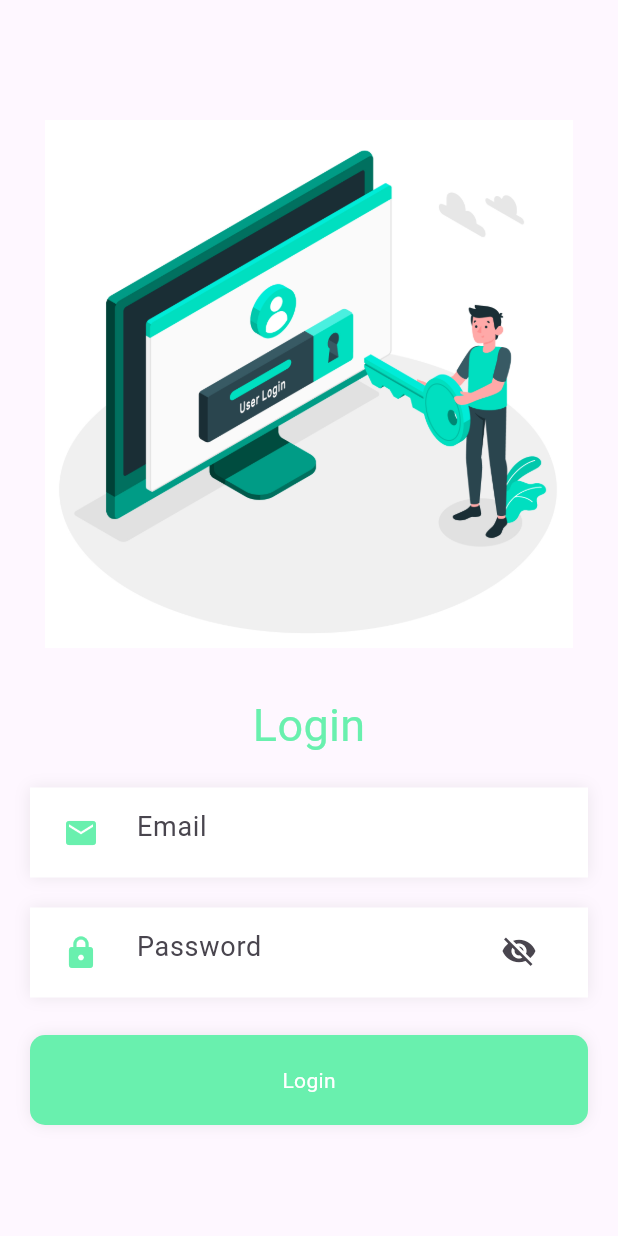
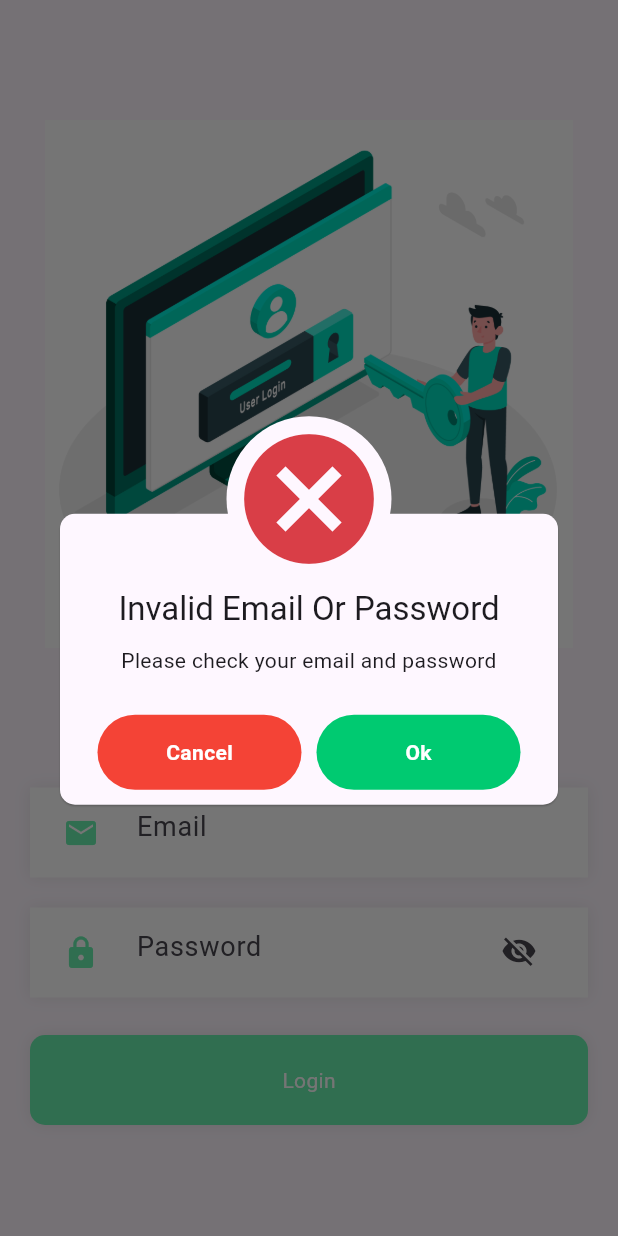
Before and after one commit to sachira-madhushan/DEV-DOT-IT-Academy-Mobile-App, a Flutter app: the Login screen opened directly, after a tap on "Login", on a phone screen of 412 x 824 dp. Run offline on Flutter 3.47's test engine with Material 3 defaults, Android fonts, the phone set to English and light mode, and no system bars; our stand-ins replace animate_do, awesome_dialog, loading_animation_widget, shared_preferences, youtube_player_flutter; missing offline and left inert: dart:ffi; accounts and stored records are empty; Roboto replaces fonts that are missing (Poppins).

Commit message:
Login Process And Silver App Bar For Profile

```diff
--- a/lib/providers/auth_provider.dart
+++ b/lib/providers/auth_provider.dart
@@ -40,7 +40,7 @@ class AuthProvider extends ChangeNotifier {
         headers: {'Content-Type': 'application/json'},
         body: json.encode({'u_email': email, "u_password": password}),
       );
-      if (response.statusCode == 500) {
+      if (response.statusCode == 500 || response.statusCode==401) {
         result = false;
 
       }else{
--- a/lib/screens/login_screen.dart
+++ b/lib/screens/login_screen.dart
@@ -1,8 +1,12 @@
+import 'package:awesome_dialog/awesome_dialog.dart';
 import 'package:dev_dot_academy/components/input_text.dart';
 import 'package:dev_dot_academy/components/password_input.dart';
 import 'package:dev_dot_academy/components/primary_button.dart';
 import 'package:dev_dot_academy/providers/auth_provider.dart';
+import 'package:dev_dot_academy/screens/main_screen.dart';
+import 'package:dev_dot_academy/utils/navigate_utils.dart';
 import 'package:flutter/material.dart';
+import 'package:loading_animation_widget/loading_animation_widget.dart';
 import 'package:provider/provider.dart';
 
 class Login extends StatefulWidget {
@@ -13,35 +17,86 @@ class Login extends StatefulWidget {
 }
 
 class _LoginState extends State<Login> {
-  TextEditingController email =TextEditingController();
-  TextEditingController password =TextEditingController();
+  TextEditingController email = TextEditingController();
+  TextEditingController password = TextEditingController();
   @override
   Widget build(BuildContext context) {
+    bool isLoading = Provider.of<AuthProvider>(context).isLoading;
+
     return Scaffold(
-      body:SingleChildScrollView(
+      body: SingleChildScrollView(
         child: Column(
           children: [
-            SizedBox(height:50,),
+            SizedBox(
+              height: 50,
+            ),
             Padding(
               padding: const EdgeInsets.all(30.0),
-              child: Image.asset("assets/images/login.jpg",),
+              child: Image.asset(
+                "assets/images/login.jpg",
+              ),
             ),
-            Text("Login",style: TextStyle(fontSize:30,color:Colors.greenAccent),),
-            SizedBox(height:10,),
-            Padding(
-              padding: const EdgeInsets.symmetric(horizontal:20,vertical:10),
-              child: InputText(prefixImage:Icon(Icons.email,color: Colors.greenAccent,), placeholder:"Email", controller:email ),
+            Text(
+              "Login",
+              style: TextStyle(fontSize: 30, color: Colors.greenAccent),
+            ),
+            SizedBox(
+              height: 10,
             ),
             Padding(
-              padding:const EdgeInsets.symmetric(horizontal:20,vertical:10),
-              child: PasswordInput(prefixImage:Icon(Icons.lock,color: Colors.greenAccent,), placeholder:"Password", controller: password),
+              padding: const EdgeInsets.symmetric(horizontal: 20, vertical: 10),
+              child: InputText(
+                  prefixImage: Icon(
+                    Icons.email,
+                    color: Colors.greenAccent,
+                  ),
+                  placeholder: "Email",
+                  controller: email),
             ),
-            SizedBox(height:10,),
             Padding(
-              padding: const EdgeInsets.symmetric(horizontal:20,vertical:5),
-              child: PrimaryButton(text:"Login", onTap:(){
-                Provider.of<AuthProvider>(context,listen: false).logInUser(email.text, password.text);
-              }),
+              padding: const EdgeInsets.symmetric(horizontal: 20, vertical: 10),
+              child: PasswordInput(
+                  prefixImage: Icon(
+                    Icons.lock,
+                    color: Colors.greenAccent,
+                  ),
+                  placeholder: "Password",
+                  controller: password),
+            ),
+            SizedBox(
+              height: 10,
+            ),
+            Padding(
+              padding: const EdgeInsets.symmetric(horizontal: 20, vertical: 5),
+              child: isLoading
+                  ? LoadingAnimationWidget.staggeredDotsWave(
+                      color: const Color.fromARGB(255, 138, 219, 141),
+                      size: 50,
+                    )
+                  : PrimaryButton(
+                      text: "Login",
+                      onTap: () {
+                        Provider.of<AuthProvider>(context, listen: false)
+                            .logInUser(email.text, password.text)
+                            .then((value) => {
+                              print(value),
+                                  if (!value)
+                                    {
+                                      AwesomeDialog(
+                                        context: context,
+                                        dialogType: DialogType.error,
+                                        animType: AnimType.scale,
+                                        title: 'Invalid Email Or Password',
+                                        desc:
+                                            'Please check your email and password',
+                                        btnCancelOnPress: () {},
+                                        btnOkOnPress: () {},
+                                      )..show()
+                                    }else{
+                                      NavigateUtils.navigateToAndRemove(context,MainScreen())
+                                    }
+                                });
+                      }),
             )
           ],
         ),
--- a/lib/screens/main_screen.dart
+++ b/lib/screens/main_screen.dart
@@ -12,7 +12,7 @@ class MainScreen extends StatefulWidget {
 }
 
 class _MainScreenState extends State<MainScreen> {
-  List<Widget> screens=[MyCourses(),CourseView()];
+  List<Widget> screens=[MyCourses(),AllCourses()];
   int screenIndex=1;
   @override
   Widget build(BuildContext context) {
--- a/pubspec.yaml
+++ b/pubspec.yaml
@@ -41,6 +41,8 @@ dependencies:
   provider: ^6.1.2
   shared_preferences: ^2.1.0
   http: ^1.2.2
+  loading_animation_widget: ^1.3.0
+  awesome_dialog: ^3.1.0
 
 dev_dependencies:
   flutter_test:
@@ -67,6 +69,7 @@ flutter:
   # To add assets to your application, add an assets section, like this:
   assets:
     - assets/images/logo.png
+    - assets/images/logo_squire.png
     - assets/images/login.jpg
   #   - images/a_dot_ham.jpeg
 
```
Also changed, not shown: lib/screens/my_courses.dart (+31 -55 lines), assets/images/logo_squire.png (added), pubspec.lock, 5 other files.
